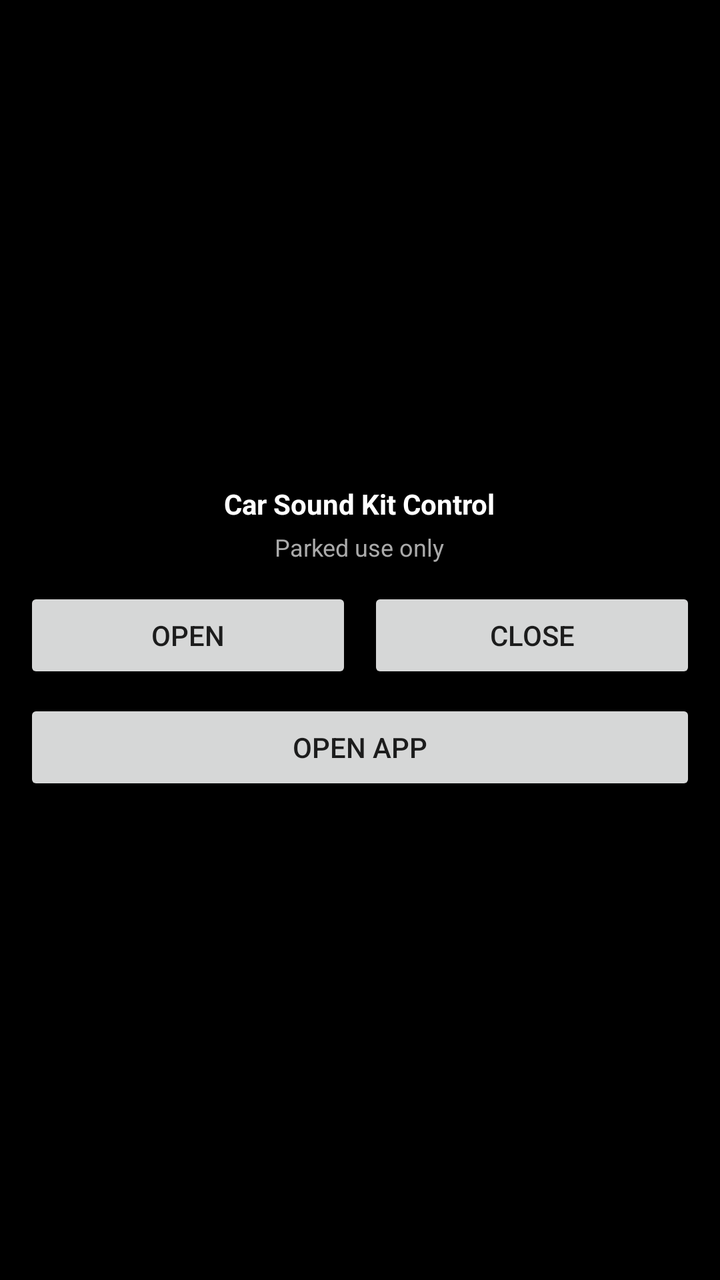
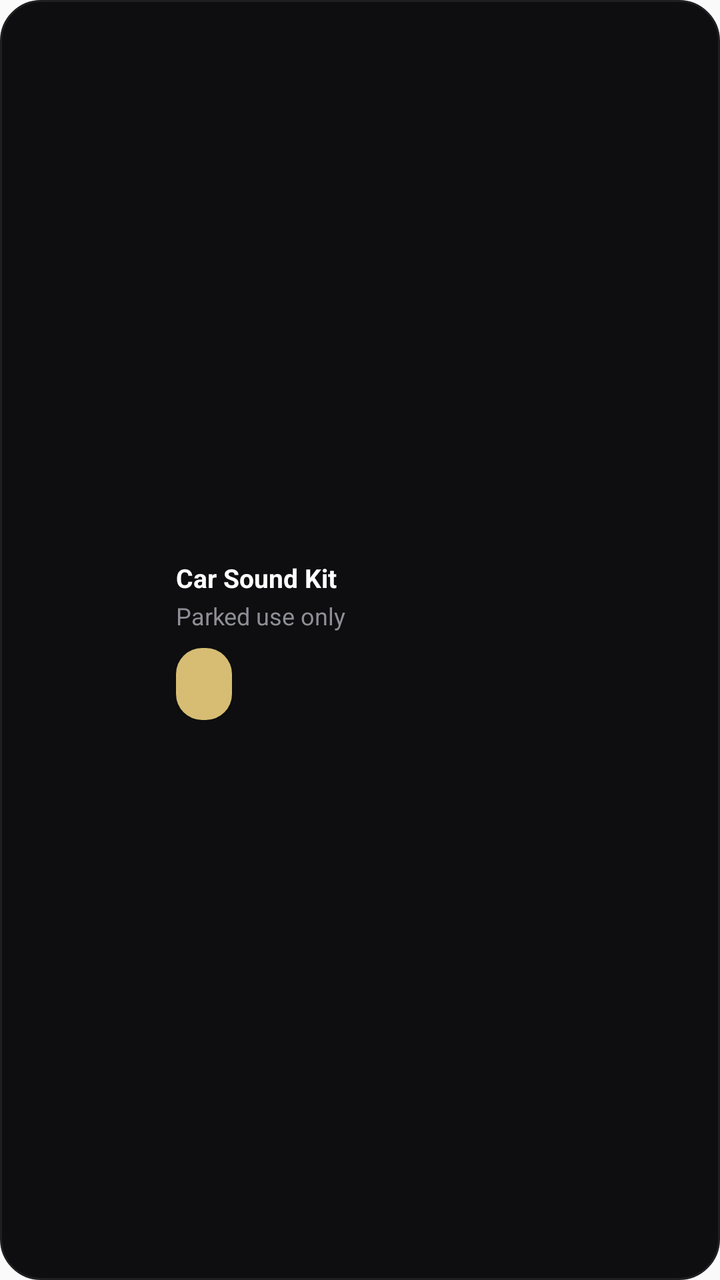

Screens rendered from an Android XML layout before and after an edit, with the pre-edit source and the edit as a unified diff.
<!-- AndroidManifest.xml: application theme Theme.SoundKitCommunity -->
<!-- res/layout/widget_soundkit.xml -->
<?xml version="1.0" encoding="utf-8"?>
<LinearLayout xmlns:android="http://schemas.android.com/apk/res/android"
    android:layout_width="match_parent"
    android:layout_height="match_parent"
    android:background="@android:color/background_dark"
    android:gravity="center"
    android:orientation="vertical"
    android:padding="12dp">

    <TextView
        android:layout_width="wrap_content"
        android:layout_height="wrap_content"
        android:text="@string/app_name"
        android:textColor="@android:color/white"
        android:textSize="14sp"
        android:textStyle="bold" />

    <TextView
        android:id="@+id/widget_status"
        android:layout_width="wrap_content"
        android:layout_height="wrap_content"
        android:layout_marginTop="4dp"
        android:text="@string/widget_subtitle"
        android:textColor="@android:color/darker_gray"
        android:textSize="12sp" />

    <LinearLayout
        android:layout_width="match_parent"
        android:layout_height="wrap_content"
        android:layout_marginTop="12dp"
        android:gravity="center"
        android:orientation="horizontal">

        <Button
            android:id="@+id/widget_open_valves"
            android:layout_width="0dp"
            android:layout_height="wrap_content"
            android:layout_weight="1"
            android:text="@string/notification_action_open" />

        <Button
            android:id="@+id/widget_close_valves"
            android:layout_width="0dp"
            android:layout_height="wrap_content"
            android:layout_marginStart="8dp"
            android:layout_weight="1"
            android:text="@string/notification_action_close" />
    </LinearLayout>

    <Button
        android:id="@+id/widget_open_app"
        android:layout_width="match_parent"
        android:layout_height="wrap_content"
        android:layout_marginTop="8dp"
        android:text="@string/widget_open_app" />
</LinearLayout>
<!-- resources referenced by this layout -->
<resources>
  <string name="app_name">Car Sound Kit Control</string>
  <string name="notification_action_close">Close</string>
  <string name="notification_action_open">Open</string>
  <string name="widget_open_app">Open app</string>
  <string name="widget_subtitle">Parked use only</string>
  <style name="Theme.SoundKitCommunity" parent="android:style/Theme.Material.Light.NoActionBar">
          <item name="android:windowLightStatusBar">true</item>
          <item name="android:windowLightNavigationBar">true</item>
          <item name="android:colorAccent">#BA1A1A</item>
      </style>
</resources>

<!-- the commit's change to res/layout/widget_soundkit.xml (unified diff, before → after) -->
@@ -1,56 +1,57 @@
 <?xml version="1.0" encoding="utf-8"?>
 <LinearLayout xmlns:android="http://schemas.android.com/apk/res/android"
+    android:id="@+id/widget_root"
     android:layout_width="match_parent"
     android:layout_height="match_parent"
-    android:background="@android:color/background_dark"
-    android:gravity="center"
-    android:orientation="vertical"
+    android:background="@drawable/widget_bg"
+    android:gravity="center_vertical"
+    android:orientation="horizontal"
     android:padding="12dp">
 
-    <TextView
-        android:layout_width="wrap_content"
-        android:layout_height="wrap_content"
-        android:text="@string/app_name"
-        android:textColor="@android:color/white"
-        android:textSize="14sp"
-        android:textStyle="bold" />
-
-    <TextView
-        android:id="@+id/widget_status"
-        android:layout_width="wrap_content"
-        android:layout_height="wrap_content"
-        android:layout_marginTop="4dp"
-        android:text="@string/widget_subtitle"
-        android:textColor="@android:color/darker_gray"
-        android:textSize="12sp" />
+    <ImageView
+        android:id="@+id/widget_valve"
+        android:layout_width="64dp"
+        android:layout_height="64dp"
+        android:contentDescription="@null"
+        android:importantForAccessibility="no" />
 
     <LinearLayout
-        android:layout_width="match_parent"
+        android:layout_width="0dp"
         android:layout_height="wrap_content"
-        android:layout_marginTop="12dp"
-        android:gravity="center"
-        android:orientation="horizontal">
+        android:layout_marginStart="12dp"
+        android:layout_weight="1"
+        android:orientation="vertical">
+
+        <TextView
+            android:layout_width="wrap_content"
+            android:layout_height="wrap_content"
+            android:text="@string/widget_title"
+            android:textColor="#FFFFFFFF"
+            android:textSize="13sp"
+            android:textStyle="bold" />
+
+        <TextView
+            android:id="@+id/widget_status"
+            android:layout_width="wrap_content"
+            android:layout_height="wrap_content"
+            android:layout_marginTop="2dp"
+            android:text="@string/widget_subtitle"
+            android:textColor="#FF8E8E96"
+            android:textSize="12sp" />
 
         <Button
-            android:id="@+id/widget_open_valves"
-            android:layout_width="0dp"
-            android:layout_height="wrap_content"
-            android:layout_weight="1"
-            android:text="@string/notification_action_open" />
-
-        <Button
-            android:id="@+id/widget_close_valves"
-            android:layout_width="0dp"
-            android:layout_height="wrap_content"
-            android:layout_marginStart="8dp"
-            android:layout_weight="1"
-            android:text="@string/notification_action_close" />
+            android:id="@+id/widget_action"
+            android:layout_width="wrap_content"
+            android:layout_height="36dp"
+            android:layout_marginTop="8dp"
+            android:background="@drawable/widget_button"
+            android:minWidth="0dp"
+            android:minHeight="0dp"
+            android:paddingStart="14dp"
+            android:paddingEnd="14dp"
+            android:textAllCaps="false"
+            android:textColor="#FF0A0A0A"
+            android:textSize="13sp"
+            android:textStyle="bold" />
     </LinearLayout>
-
-    <Button
-        android:id="@+id/widget_open_app"
-        android:layout_width="match_parent"
-        android:layout_height="wrap_content"
-        android:layout_marginTop="8dp"
-        android:text="@string/widget_open_app" />
 </LinearLayout>
<!-- resource entries referenced after the edit -->
@@ -1,10 +1,24 @@
 <!-- resources referenced by this layout -->
 <resources>
-  <string name="app_name">Car Sound Kit Control</string>
-  <string name="notification_action_close">Close</string>
-  <string name="notification_action_open">Open</string>
-  <string name="widget_open_app">Open app</string>
+  <!-- drawable widget_bg (drawable) -->
+  <?xml version="1.0" encoding="utf-8"?>
+  <shape xmlns:android="http://schemas.android.com/apk/res/android"
+      android:shape="rectangle">
+      <solid android:color="#FF0E0E10" />
+      <corners android:radius="20dp" />
+      <stroke
+          android:width="1dp"
+          android:color="#FF1F1F23" />
+  </shape>
+  <!-- drawable widget_button (drawable) -->
+  <?xml version="1.0" encoding="utf-8"?>
+  <shape xmlns:android="http://schemas.android.com/apk/res/android"
+      android:shape="rectangle">
+      <solid android:color="#FFD6BD73" />
+      <corners android:radius="13dp" />
+  </shape>
   <string name="widget_subtitle">Parked use only</string>
+  <string name="widget_title">Car Sound Kit</string>
   <style name="Theme.SoundKitCommunity" parent="android:style/Theme.Material.Light.NoActionBar">
           <item name="android:windowLightStatusBar">true</item>
           <item name="android:windowLightNavigationBar">true</item>
